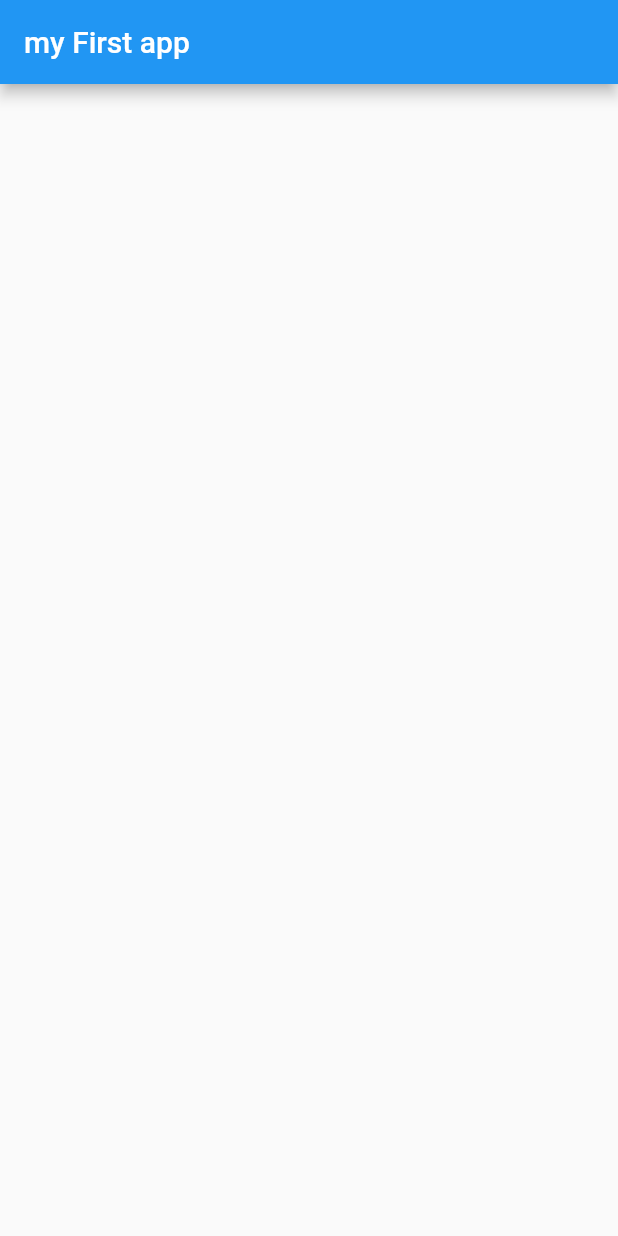
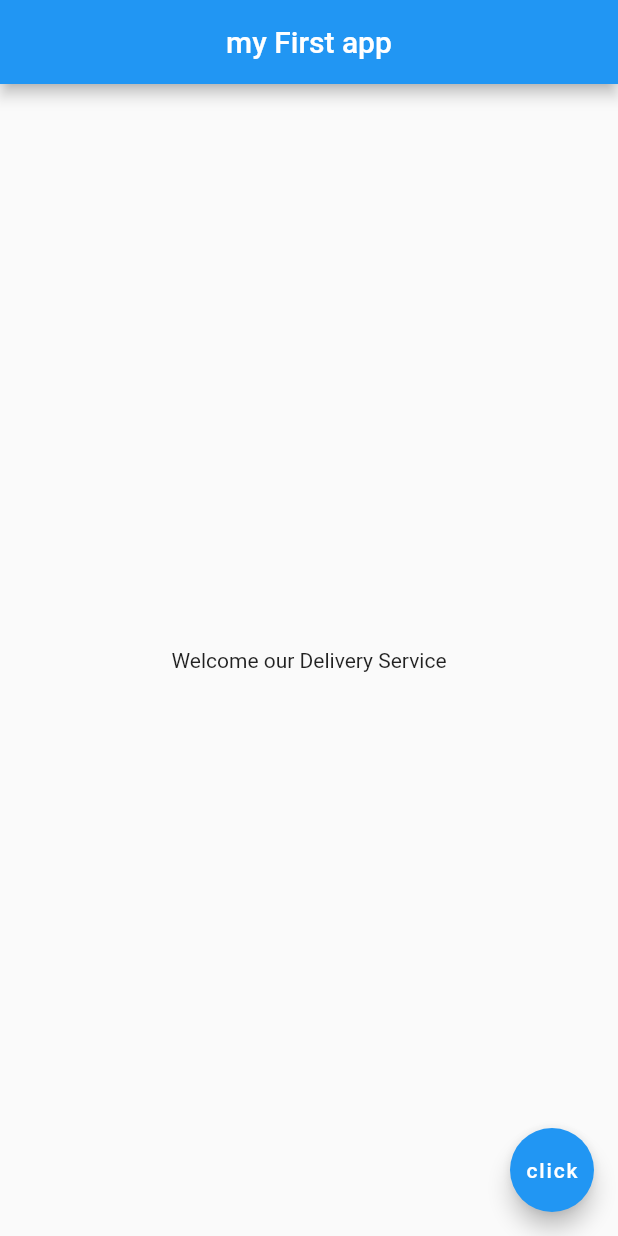
Before and after one commit to zinmyoswe/Flutter-Learning, a Flutter app: the screen it shows after launch, on a phone screen of 412 x 824 dp. Run offline on Flutter 3.47's test engine with Material 2 defaults, Android fonts, the phone set to English and light mode, and no system bars.

Commit message:
my changes

```diff
--- a/lib/main.dart
+++ b/lib/main.dart
@@ -4,6 +4,13 @@ void main() => runApp(MaterialApp(
   home: Scaffold(
     appBar: AppBar(
       title: Text('my First app'),
+      centerTitle: true,
     ),
-  )
+    body: Center(
+      child: Text('Welcome our Delivery Service'),
+    ),
+    floatingActionButton: FloatingActionButton(
+      child: Text('click'),
+    ),
+  ),
 ));
```
